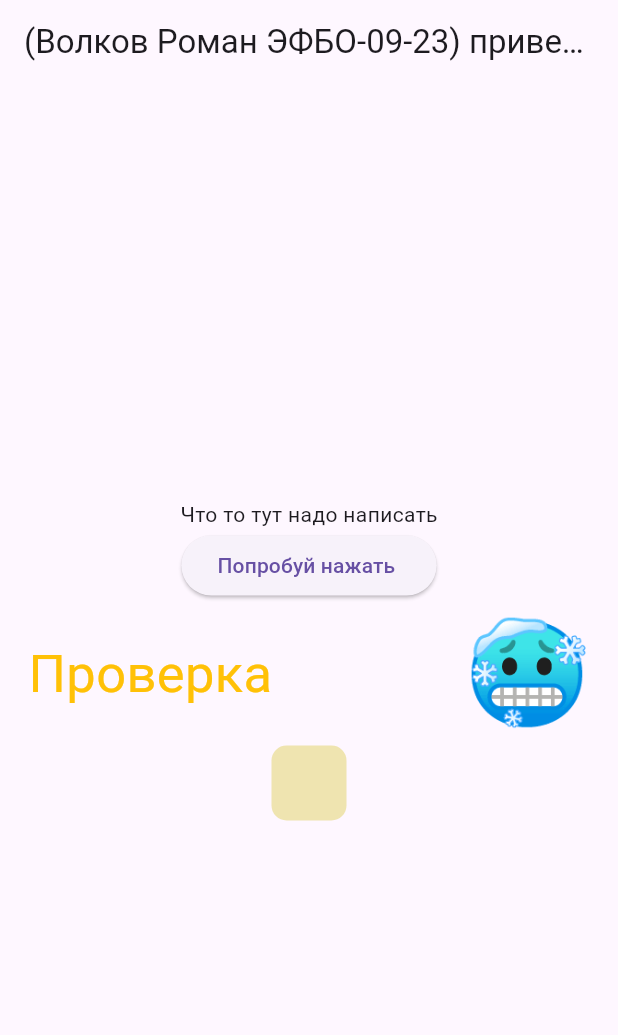
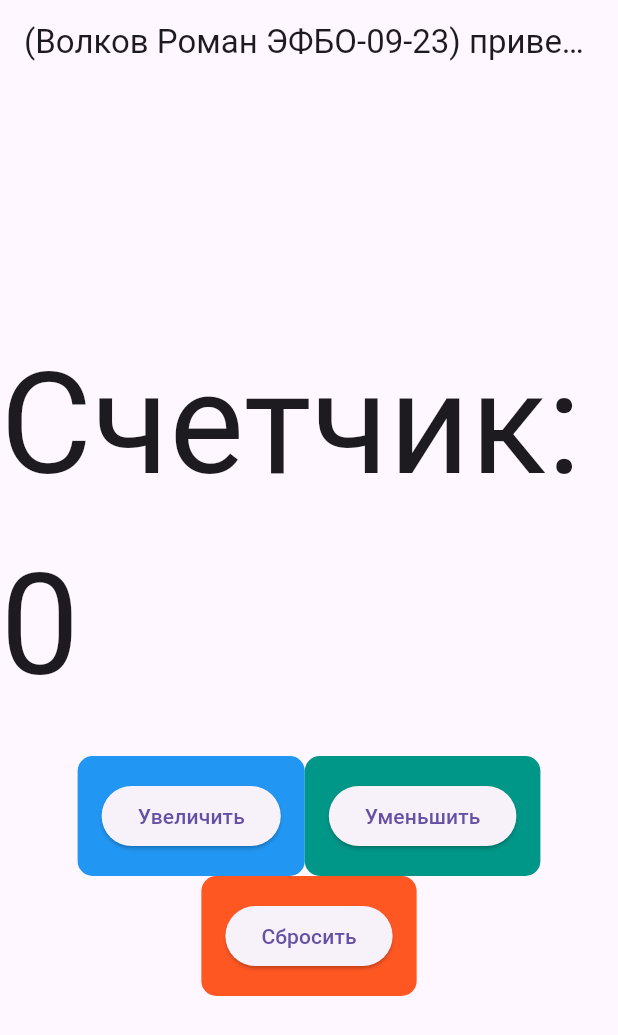
Before and after one commit to Rowolfs/University_programming_of_corporate_systems, a Flutter app: the screen it shows after launch, on a phone screen of 412 x 824 dp. Shown: the top 1035 px of the screen. Run offline on Flutter 3.47's test engine with Material 3 defaults, Android fonts, the phone set to English and light mode, and no system bars; our stand-ins replace google_fonts.

Commit message:
end 4 practic

```diff
--- a/lib/main.dart
+++ b/lib/main.dart
@@ -2,38 +2,94 @@ import 'package:flutter/material.dart';
 import 'package:google_fonts/google_fonts.dart';
 
 void main() {
-  runApp(const MyApp());
+  runApp(MyApp());
 
 }
 
-class MyApp extends StatelessWidget {
-  const MyApp({super.key});
+class MyApp extends StatefulWidget {
+  @override
+  _MyAppState createState() => _MyAppState();
+}
+
+class _MyAppState extends State<MyApp> {
+  int counter = 0;
+
+  void increment() {
+    setState(() {
+      counter++;
+    });
+  }
+
+  void decrement() {
+    setState(() {
+      counter--;
+      if (counter<0) setZero();
+    });
+  }
+
+  void onLongIncrement(){
+    setState(() {
+      counter += 10;
+    });
+  }
+  void onLongDicrement(){
+    setState(() {
+      counter -= 10;
+      if (counter<0) setZero();
+    });
+  }
+  void setZero(){
+    setState(() {
+      counter = 0;
+    });
+  }
 
   @override
   Widget build(BuildContext context) {
     return MaterialApp(
       debugShowCheckedModeBanner: false,
       home: Scaffold(
-        appBar: AppBar(title: Text("(Волков Роман ЭФБО-09-23) привет это моя 3 практика 👽"), centerTitle: true,),
-        body: Center(child: Column(
-          mainAxisAlignment: MainAxisAlignment.center,
-          children: [
-            Text("Что то тут надо написать"),
-            ElevatedButton(
-              onPressed: () {},
-              child: Text("Попробуй нажать "),
-            ),
-            Row(mainAxisAlignment: MainAxisAlignment.center,
+        appBar: AppBar(
+          title: Text("(Волков Роман ЭФБО-09-23) привет это моя 4 практика 👽"),
+          centerTitle: true,
+        ),
+        body: Center(
+          child: Column(
+            mainAxisAlignment: MainAxisAlignment.center,
             children: [
-              Text("Проверка   ", style: GoogleFonts.montserratAlternates(color: Colors.amber, fontSize: 35)),
-              Text("      🥶", style: TextStyle(fontSize: 67),)
-            ],),
-            Container(width: 50, height: 50, decoration:  BoxDecoration(color: Color(0xFFefe4b0), borderRadius: BorderRadius.circular(10)),)
-          ],
+              Text(
+                "Счетчик: $counter",
+                style: GoogleFonts.anekMalayalam(fontSize: 94),
+              ),
+              SizedBox(height: 20),
+              Row(
+                mainAxisAlignment: MainAxisAlignment.center,
+                children: [
+                   Container(decoration: BoxDecoration(color: Colors.blue, borderRadius: BorderRadius.circular(10)), padding: EdgeInsets.all(16), child:
+                  ElevatedButton(
+                    onPressed: increment,
+                    onLongPress: onLongIncrement,
+                    child: Text("Увеличить"),
+                  )),
+
+                  Container(decoration: BoxDecoration(color: Colors.teal, borderRadius: BorderRadius.circular(10)), padding: EdgeInsets.all(16), child:
+                  ElevatedButton(
+                    onPressed: decrement,
+                    onLongPress: onLongDicrement,
+                    child: Text("Уменьшить"),
+                  ))
+
+                ],),
+              Container(decoration: BoxDecoration(color: Colors.deepOrange, borderRadius: BorderRadius.circular(10)), padding: EdgeInsets.all(16), child:
+                  ElevatedButton(
+                    onPressed: setZero,
+                    child: Text("Сбросить"),
+                  ))
+
+            ],
+          ),
         ),
       ),
-      )
-
     );
   }
 }
```
Also changed, not shown: image-2.png (added), image-3.png (added), image-4.png (added), 1 other file.
